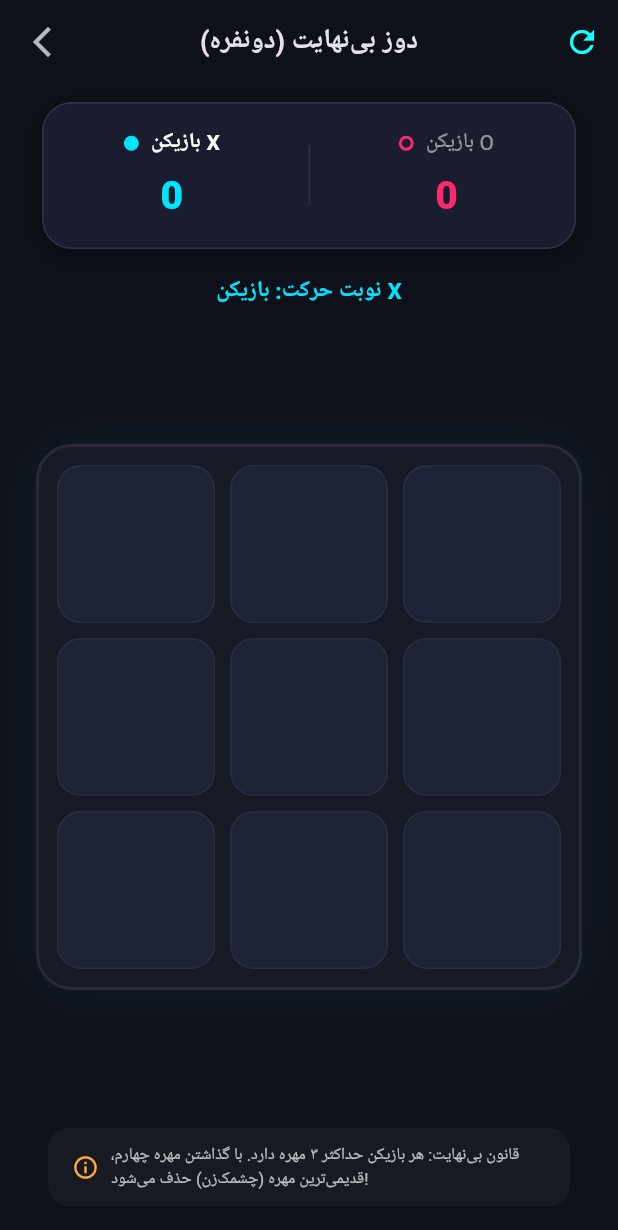
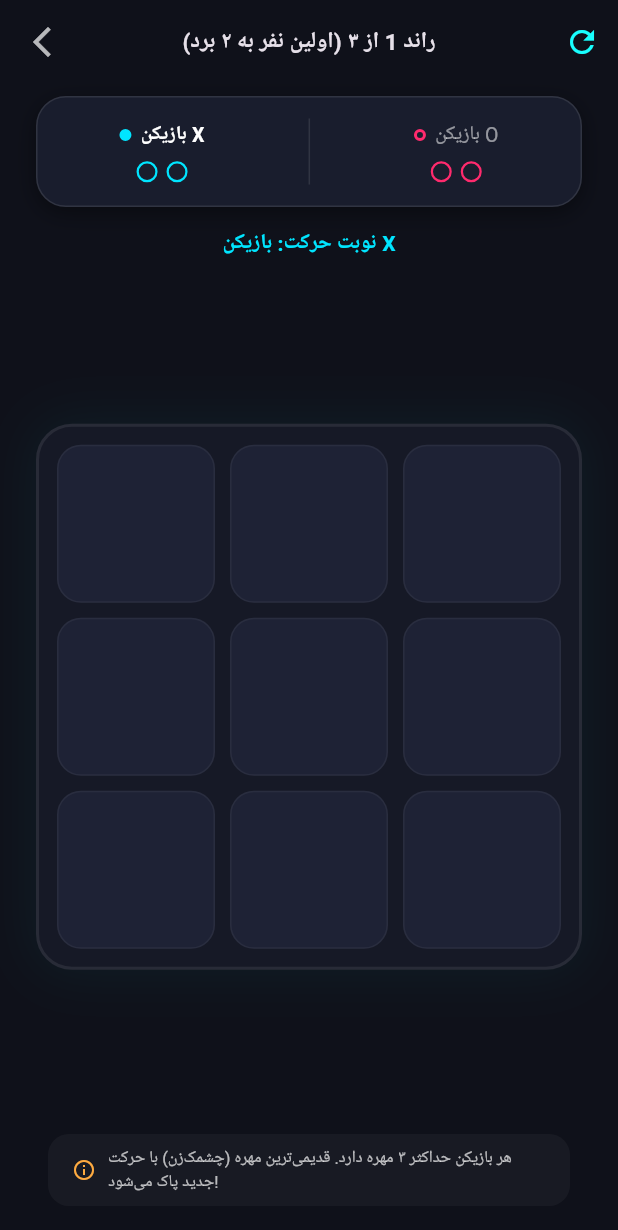
Before and after one commit to leoamirstar-cmd/AMIR, a Flutter app: the InfiniteTicTacToeScreen screen opened directly, on a phone screen of 412 x 824 dp. Shown: the top 1230 px of the screen. Run offline on Flutter 3.47's test engine with Material 3 defaults, Android fonts, the phone set to English and light mode, and no system bars.

Commit message:
Update tic_tac_toe_screen.dart

```diff
--- a/lib/screens/tic_tac_toe_screen.dart
+++ b/lib/screens/tic_tac_toe_screen.dart
@@ -15,8 +15,11 @@ class _InfiniteTicTacToeScreenState extends State<InfiniteTicTacToeScreen>
     with SingleTickerProviderStateMixin {
   final InfiniteTicTacToeGame game = InfiniteTicTacToeGame();
   late AnimationController _fadePulseController;
-  int xScore = 0;
-  int oScore = 0;
+
+  static const int targetWins = 2; // سیستم ۲ برد از ۳ راند (Best of 3)
+  int xWins = 0;
+  int oWins = 0;
+  int currentRound = 1;
 
   @override
   void initState() {
@@ -43,7 +46,7 @@ class _InfiniteTicTacToeScreenState extends State<InfiniteTicTacToeScreen>
     });
 
     if (game.isGameOver) {
-      _handleWin();
+      _handleRoundEnd();
       return;
     }
 
@@ -57,19 +60,106 @@ class _InfiniteTicTacToeScreenState extends State<InfiniteTicTacToeScreen>
             game.makeMove(botMove);
           });
           if (game.isGameOver) {
-            _handleWin();
+            _handleRoundEnd();
           }
         }
       });
     }
   }
 
-  void _handleWin() {
+  void _handleRoundEnd() {
     HapticFeedback.heavyImpact();
     setState(() {
-      if (game.winner == Player.X) xScore++;
-      if (game.winner == Player.O) oScore++;
+      if (game.winner == Player.X) xWins++;
+      if (game.winner == Player.O) oWins++;
     });
+
+    // بررسی برد کل مسابقه (رسیدن به ۲ برد)
+    if (xWins >= targetWins || oWins >= targetWins) {
+      Future.delayed(const Duration(milliseconds: 600), () {
+        if (mounted) _showMatchWinnerDialog();
+      });
+    }
+  }
+
+  void _startNextRound() {
+    setState(() {
+      currentRound++;
+      game.reset();
+    });
+  }
+
+  void _resetEntireMatch() {
+    setState(() {
+      xWins = 0;
+      oWins = 0;
+      currentRound = 1;
+      game.reset();
+    });
+  }
+
+  void _showMatchWinnerDialog() {
+    final bool isXWinner = xWins >= targetWins;
+    final winnerTitle = isXWinner
+        ? 'بازیکن X قهرمان شد! 🏆'
+        : (widget.isVsBot ? 'ربات مسابقه را برد! 🤖' : 'بازیکن O قهرمان شد! 🏆');
+    final accentColor = isXWinner ? const Color(0xFF00E5FF) : const Color(0xFFFF2A6D);
+
+    showDialog(
+      context: context,
+      barrierDismissible: false,
+      builder: (ctx) => AlertDialog(
+        backgroundColor: const Color(0xFF161926),
+        shape: RoundedRectangleBorder(
+          borderRadius: BorderRadius.circular(24),
+          side: BorderSide(color: accentColor.withOpacity(0.5), width: 1.5),
+        ),
+        title: Center(
+          child: Text(
+            winnerTitle,
+            textAlign: TextAlign.center,
+            style: const TextStyle(color: Colors.white, fontWeight: FontWeight.bold, fontSize: 18),
+          ),
+        ),
+        content: Column(
+          mainAxisSize: MainAxisSize.min,
+          children: [
+            const SizedBox(height: 10),
+            Text(
+              'نتیجه نهایی مسابقه: $xWins بر $oWins',
+              style: TextStyle(color: accentColor, fontWeight: FontWeight.w900, fontSize: 20),
+            ),
+            const SizedBox(height: 8),
+            const Text(
+              'مسابقه ۳ رانده به پایان رسید.',
+              style: TextStyle(color: Colors.white60, fontSize: 13),
+            ),
+          ],
+        ),
+        actionsAlignment: MainAxisAlignment.spaceAround,
+        actions: [
+          TextButton(
+            onPressed: () {
+              Navigator.pop(ctx);
+              Navigator.pop(context); // بازگشت به لابی
+            },
+            child: const Text('خروج به لابی', style: TextStyle(color: Colors.white54)),
+          ),
+          ElevatedButton(
+            onPressed: () {
+              Navigator.pop(ctx);
+              _resetEntireMatch();
+            },
+            style: ElevatedButton.styleFrom(
+              backgroundColor: accentColor,
+              shape: RoundedRectangleBorder(borderRadius: BorderRadius.circular(16)),
+              padding: const EdgeInsets.symmetric(horizontal: 20, vertical: 10),
+            ),
+            child: const Text('مسابقه جدید', style: TextStyle(color: Colors.black, fontWeight: FontWeight.bold)),
+          ),
+        ],
+      ),
+    );
   }
 
   @override
@@ -84,28 +174,32 @@ class _InfiniteTicTacToeScreenState extends State<InfiniteTicTacToeScreen>
           onPressed: () => Navigator.pop(context),
         ),
         title: Text(
-          widget.isVsBot ? 'دوز بی‌نهایت (با ربات)' : 'دوز بی‌نهایت (دونفره)',
-          style: const TextStyle(fontWeight: FontWeight.bold, fontSize: 18),
+          'راند $currentRound از ۳ (اولین نفر به ۲ برد)',
+          style: const TextStyle(fontWeight: FontWeight.bold, fontSize: 15),
         ),
         centerTitle: true,
         actions: [
           IconButton(
             icon: const Icon(Icons.refresh, color: Colors.cyanAccent),
-            onPressed: () => setState(() => game.reset()),
+            tooltip: 'شروع مجدد مسابقه',
+            onPressed: _resetEntireMatch,
           ),
         ],
       ),
       body: SafeArea(
         child: Column(
           children: [
-            const SizedBox(height: 12),
+            const SizedBox(height: 8),
             _buildScoreBoard(),
-            const SizedBox(height: 16),
-            _buildTurnIndicator(),
+            const SizedBox(height: 14),
+            _buildTurnOrStatusBanner(),
             const Spacer(),
             _buildBoard(),
             const Spacer(),
-            _buildHelperText(),
+            if (game.isGameOver && xWins < targetWins && oWins < targetWins)
+              _buildNextRoundButton()
+            else
+              _buildHelperText(),
             const SizedBox(height: 20),
           ],
         ),
@@ -115,9 +209,9 @@ class _InfiniteTicTacToeScreenState extends State<InfiniteTicTacToeScreen>
 
   Widget _buildScoreBoard() {
     return Padding(
-      padding: const EdgeInsets.symmetric(horizontal: 28),
+      padding: const EdgeInsets.symmetric(horizontal: 24),
       child: Container(
-        padding: const EdgeInsets.symmetric(vertical: 16, horizontal: 24),
+        padding: const EdgeInsets.symmetric(vertical: 14, horizontal: 20),
         decoration: BoxDecoration(
           color: const Color(0xFF191D2D),
           borderRadius: BorderRadius.circular(20),
@@ -133,11 +227,11 @@ class _InfiniteTicTacToeScreenState extends State<InfiniteTicTacToeScreen>
         child: Row(
           mainAxisAlignment: MainAxisAlignment.spaceAround,
           children: [
-            _buildPlayerScore('بازیکن X', xScore, const Color(0xFF00E5FF), game.currentTurn == Player.X),
-            Container(width: 1, height: 40, color: Colors.white10),
+            _buildPlayerScore('بازیکن X', xWins, const Color(0xFF00E5FF), game.currentTurn == Player.X),
+            Container(width: 1, height: 44, color: Colors.white10),
             _buildPlayerScore(
               widget.isVsBot ? 'ربات O' : 'بازیکن O',
-              oScore,
+              oWins,
               const Color(0xFFFF2A6D),
               game.currentTurn == Player.O,
             ),
@@ -147,72 +241,89 @@ class _InfiniteTicTacToeScreenState extends State<InfiniteTicTacToeScreen>
     );
   }
 
-  Widget _buildPlayerScore(String name, int score, Color color, bool isActive) {
+  Widget _buildPlayerScore(String name, int wins, Color color, bool isActive) {
     return Column(
       children: [
         Row(
           children: [
             Container(
-              width: 10,
-              height: 10,
+              width: 8,
+              height: 8,
               decoration: BoxDecoration(
                 shape: BoxShape.circle,
                 color: isActive ? color : Colors.transparent,
                 border: Border.all(color: color, width: 2),
               ),
             ),
-            const SizedBox(width: 8),
+            const SizedBox(width: 6),
             Text(
               name,
               style: TextStyle(
                 color: isActive ? Colors.white : Colors.white54,
                 fontWeight: isActive ? FontWeight.bold : FontWeight.normal,
-                fontSize: 14,
+                fontSize: 13,
               ),
             ),
           ],
         ),
-        const SizedBox(height: 6),
-        Text(
-          '$score',
-          style: TextStyle(
-            color: color,
-            fontSize: 26,
-            fontWeight: FontWeight.w900,
-          ),
+        const SizedBox(height: 8),
+        // چراغ‌های پیروزی در راندها (۲ راند برای برد)
+        Row(
+          mainAxisSize: MainAxisSize.min,
+          children: List.generate(targetWins, (index) {
+            final isAchieved = index < wins;
+            return Container(
+              margin: const EdgeInsets.symmetric(horizontal: 3),
+              width: 14,
+              height: 14,
+              decoration: BoxDecoration(
+                shape: BoxShape.circle,
+                color: isAchieved ? color : Colors.transparent,
+                border: Border.all(color: color, width: 1.5),
+                boxShadow: isAchieved
+                    ? [
+                        BoxShadow(
+                          color: color.withOpacity(0.8),
+                          blurRadius: 8,
+                          spreadRadius: 1,
+                        )
+                      ]
+                    : [],
+              ),
+            );
+          }),
         ),
       ],
     );
   }
 
-  Widget _buildTurnIndicator() {
+  Widget _buildTurnOrStatusBanner() {
     if (game.isGameOver) {
       final winnerName = game.winner == Player.X
-          ? 'بازیکن X برنده شد! 🎉'
-          : (widget.isVsBot ? 'ربات O برنده شد! 🤖' : 'بازیکن O برنده شد! 🎉');
+          ? 'برنده راند: بازیکن X 🎯'
+          : (widget.isVsBot ? 'برنده راند: ربات O 🤖' : 'برنده راند: بازیکن O 🎯');
+      final color = game.winner == Player.X ? const Color(0xFF00E5FF) : const Color(0xFFFF2A6D);
       return Container(
-        padding: const EdgeInsets.symmetric(horizontal: 20, vertical: 8),
+        padding: const EdgeInsets.symmetric(horizontal: 18, vertical: 6),
         decoration: BoxDecoration(
-          color: (game.winner == Player.X ? const Color(0xFF00E5FF) : const Color(0xFFFF2A6D)).withOpacity(0.2),
-          borderRadius: BorderRadius.circular(20),
-          border: Border.all(
-            color: game.winner == Player.X ? const Color(0xFF00E5FF) : const Color(0xFFFF2A6D),
-          ),
+          color: color.withOpacity(0.18),
+          borderRadius: BorderRadius.circular(16),
+          border: Border.all(color: color, width: 1.2),
         ),
         child: Text(
           winnerName,
-          style: const TextStyle(color: Colors.white, fontWeight: FontWeight.bold, fontSize: 16),
+          style: const TextStyle(color: Colors.white, fontWeight: FontWeight.bold, fontSize: 14),
         ),
       );
     }
 
     final isX = game.currentTurn == Player.X;
     return Text(
-      isX ? 'نوبت حرکت: بازیکن X' : (widget.isVsBot ? 'در حال فکر کردن ربات...' : 'نوبت حرکت: بازیکن O'),
+      isX ? 'نوبت حرکت: بازیکن X' : (widget.isVsBot ? 'ربات در حال انتخاب حرکت...' : 'نوبت حرکت: بازیکن O'),
       style: TextStyle(
         color: isX ? const Color(0xFF00E5FF) : const Color(0xFFFF2A6D),
         fontWeight: FontWeight.bold,
-        fontSize: 15,
+        fontSize: 14,
       ),
     );
   }
@@ -335,22 +446,41 @@ class _InfiniteTicTacToeScreenState extends State<InfiniteTicTacToeScreen>
     );
   }
 
+  Widget _buildNextRoundButton() {
+    return Padding(
+      padding: const EdgeInsets.symmetric(horizontal: 36),
+      child: ElevatedButton.icon(
+        onPressed: _startNextRound,
+        icon: const Icon(Icons.play_arrow_rounded, color: Colors.black, size: 24),
+        label: const Text(
+          'شروع راند بعدی ➔',
+          style: TextStyle(color: Colors.black, fontWeight: FontWeight.bold, fontSize: 15),
+        ),
+        style: ElevatedButton.styleFrom(
+          backgroundColor: const Color(0xFF00E5FF),
+          minimumSize: const Size(double.infinity, 48),
+          shape: RoundedRectangleBorder(borderRadius: BorderRadius.circular(16)),
+        ),
+      ),
+    );
+  }
+
   Widget _buildHelperText() {
     return Padding(
       padding: const EdgeInsets.symmetric(horizontal: 32),
       child: Container(
-        padding: const EdgeInsets.symmetric(horizontal: 16, vertical: 10),
+        padding: const EdgeInsets.symmetric(horizontal: 16, vertical: 8),
         decoration: BoxDecoration(
           color: Colors.white.withOpacity(0.04),
           borderRadius: BorderRadius.circular(14),
         ),
         child: const Row(
           children: [
-            Icon(Icons.info_outline, size: 18, color: Colors.orangeAccent),
+            Icon(Icons.info_outline, size: 16, color: Colors.orangeAccent),
             SizedBox(width: 8),
             Expanded(
               child: Text(
-                'قانون بی‌نهایت: هر بازیکن حداکثر ۳ مهره دارد. با گذاشتن مهره چهارم، قدیمی‌ترین مهره (چشمک‌زن) حذف می‌شود!',
+                'هر بازیکن حداکثر ۳ مهره دارد. قدیمی‌ترین مهره (چشمک‌زن) با حرکت جدید پاک می‌شود!',
                 style: TextStyle(color: Colors.white70, fontSize: 11, height: 1.4),
               ),
             ),
```
